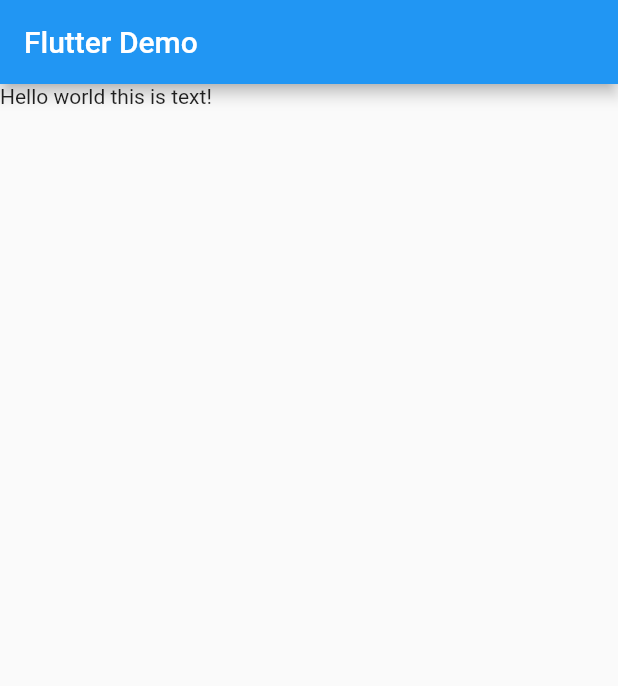
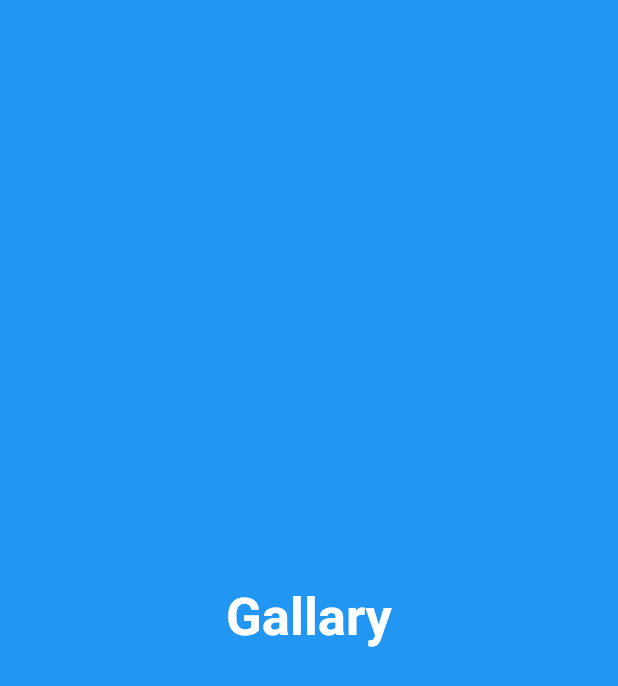
Before and after one commit to Haris-wappnet/splashScreen, a Flutter app: the first screen one second after launch, on a phone screen of 412 x 824 dp. Shown: the top 686 px of the screen. Run offline on Flutter 3.47's test engine with Material 2 defaults, Android fonts, the phone set to English and light mode, and no system bars; our stand-ins replace font_awesome_flutter.

Commit message:
First commit

```diff
--- a/lib/main.dart
+++ b/lib/main.dart
@@ -1,4 +1,9 @@
+import 'package:first_app/next_screen.dart';
+import 'package:first_app/splashscreen.dart';
+import 'package:first_app/widgets/rounded_btn.dart';
 import 'package:flutter/material.dart';
+import 'package:intl/intl.dart';
+import 'package:font_awesome_flutter/font_awesome_flutter.dart';
 
 void main() {
   runApp(const MyApp());
@@ -24,7 +29,7 @@ class MyApp extends StatelessWidget {
         // is not restarted.
         primarySwatch: Colors.blue,
       ),
-      home: const MyHomePage(title: 'Flutter Demo'),
+      home: splashscreen(),
       debugShowCheckedModeBanner: false,
     );
   }
@@ -49,8 +54,6 @@ class MyHomePage extends StatefulWidget {
 }
 
 class _MyHomePageState extends State<MyHomePage> {
-  int _counter = 0;
-
   void _incrementCounter() {
     setState(() {
       // This call to setState tells the Flutter framework that something has
@@ -58,7 +61,6 @@ class _MyHomePageState extends State<MyHomePage> {
       // so that the display can reflect the updated values. If we changed
       // _counter without calling setState(), then the build method would not be
       // called again, and so nothing would appear to happen.
-      _counter++;
     });
   }
 
@@ -74,9 +76,9 @@ class _MyHomePageState extends State<MyHomePage> {
       appBar: AppBar(
         // Here we take the value from the MyHomePage object that was created by
         // the App.build method, and use it to set our appbar title.
-        title: Text(widget.title),
+        title: Text('Custom Widget'),
       ),
-      body: Text('Hello world this is text!'),
+      body: Text('hello'),
     );
   }
 }
--- /dev/null
+++ b/lib/splashscreen.dart
@@ -0,0 +1,39 @@
+import 'dart:async';
+
+import 'package:first_app/main.dart';
+import 'package:flutter/material.dart';
+
+class splashscreen extends StatefulWidget {
+  @override
+  State<splashscreen> createState() => _splashscreenState();
+}
+
+class _splashscreenState extends State<splashscreen> {
+  @override
+  void initState() {
+    super.initState();
+    Timer(Duration(seconds: 4), () {
+      Navigator.pushReplacement(context, MaterialPageRoute(builder: (context) {
+        return const MyHomePage(
+          title: 'Flutter',
+        );
+      }));
+    });
+  }
+
+  @override
+  Widget build(Object context) {
+    return Scaffold(
+      body: Container(
+        color: Colors.blue,
+        child: Center(
+          child: Text(
+            'Gallary',
+            style: TextStyle(
+                fontSize: 35, fontWeight: FontWeight.w700, color: Colors.white),
+          ),
+        ),
+      ),
+    );
+  }
+}
--- a/pubspec.yaml
+++ b/pubspec.yaml
@@ -32,6 +32,7 @@ dependencies:
     sdk: flutter
 
 
+
   # The following adds the Cupertino Icons font to your application.
   # Use with the CupertinoIcons class for iOS style icons.
   cupertino_icons: ^1.0.2
@@ -46,6 +47,10 @@ dev_dependencies:
   # package. See that file for information about deactivating specific lint
   # rules and activating additional ones.
   flutter_lints: ^2.0.0
+  intl: ^0.18.0
+  font_awesome_flutter: ^10.4.0
+
+
 
 # For information on the generic Dart part of this file, see the
 # following page: https://dart.dev/tools/pub/pubspec
```
Also changed, not shown: lib/next_screen.dart (added, +16 -0 lines), lib/widgets/rounded_btn.dart (added, +48 -0 lines), pubspec.lock.
